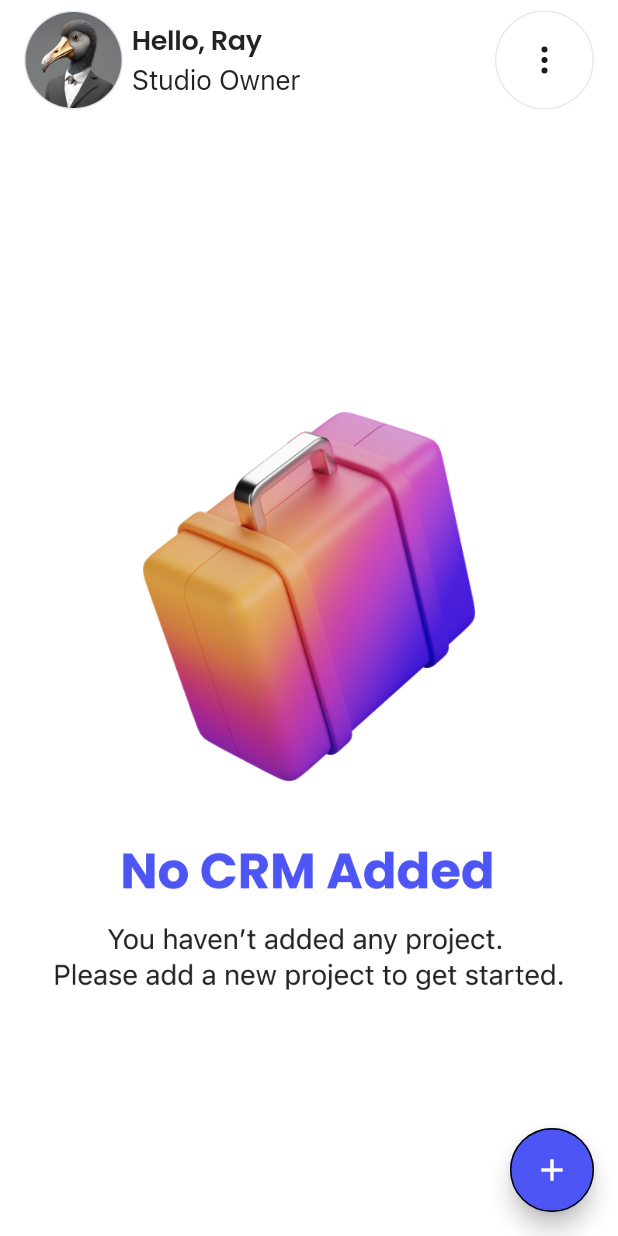
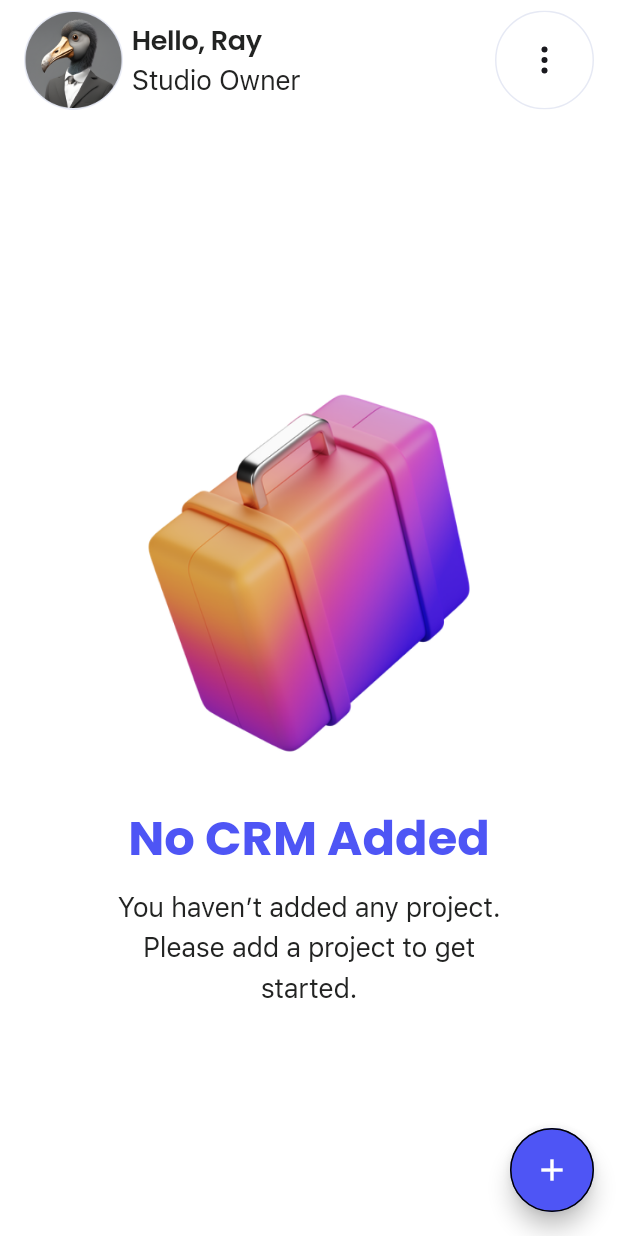
Before and after one commit to KhuntJenish/streamline, a Flutter app: the CrmScreen screen opened directly, on a phone screen of 412 x 824 dp. Run offline on Flutter 3.47's test engine with Material 3 defaults, Android fonts, the light colour scheme and no system bars; our stand-ins replace flutter_animate, flutter_svg, get, responsive_framework.

Commit message:
refator:crm view updated

```diff
--- a/lib/src/features/options/crm/crm_screen.dart
+++ b/lib/src/features/options/crm/crm_screen.dart
@@ -1,5 +1,6 @@
 import 'package:flutter/material.dart';
 import 'package:flutter_svg/svg.dart';
+import 'package:get/get.dart';
 import 'package:streamline/src/constants/app_sizes.dart';
 import 'package:streamline/src/constants/constant_design.dart';
 import 'package:streamline/src/utils/utils.dart';
@@ -12,12 +13,31 @@ class CrmScreen extends StatelessWidget {
     return Scaffold(
       appBar: cAppBar(
         context,
-        [
-          SvgPicture.asset(AppIcons.option),
-          gapW16,
-        ],
+        [SvgPicture.asset(AppIcons.option), gapW16],
       ),
-      body: Center(child: Image.asset(AppImages.noCRM)),
+      body: SafeArea(
+        minimum: const EdgeInsets.all(16),
+        child: Column(
+          mainAxisAlignment: MainAxisAlignment.center,
+          children: [
+            Image.asset(AppImages.bag, height: 300, width: 300),
+            gapH6,
+            Text(
+              'No CRM Added',
+              style: context
+                  .ts32(color: context.colorScheme.primary)
+                  ?.copyWith(fontFamily: 'Poppins')
+                  .bold,
+            ),
+            gapH12,
+            Text(
+              'You haven’t added any project. Please add a project to get started.',
+              style: context.ts18()?.regular,
+              textAlign: TextAlign.center,
+            ).paddingSymmetric(horizontal: 50)
+          ],
+        ),
+      ),
       floatingActionButton: FloatingActionButton(
         onPressed: () {},
         child: Icon(Icons.add, color: context.colorScheme.surface),
--- a/lib/src/utils/app_assets.dart
+++ b/lib/src/utils/app_assets.dart
@@ -15,6 +15,7 @@ class AppImages {
   static const noProjects = '$imagePath/no-projects.png';
   static const currentBalanceCard = '$imagePath/current-balance.png';
   static const totalPayableCard = '$imagePath/total-payable.png';
+  static const bag = '$imagePath/bag.png';
 }
 
 class AppIcons {
```
Also changed, not shown: assets/images/bag.png (added).
